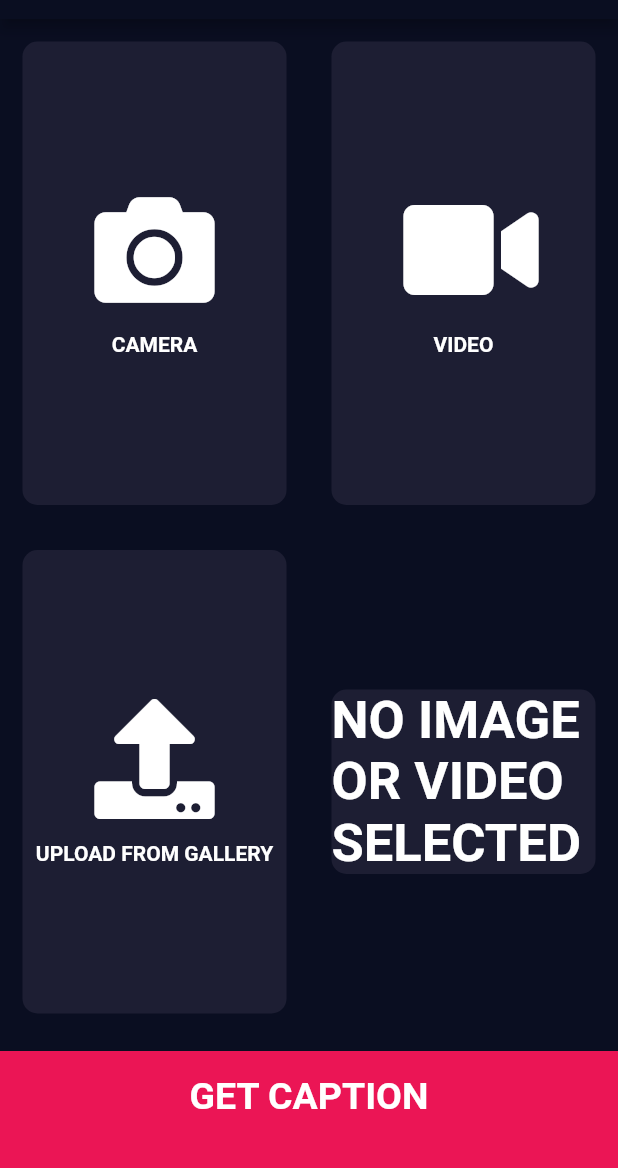
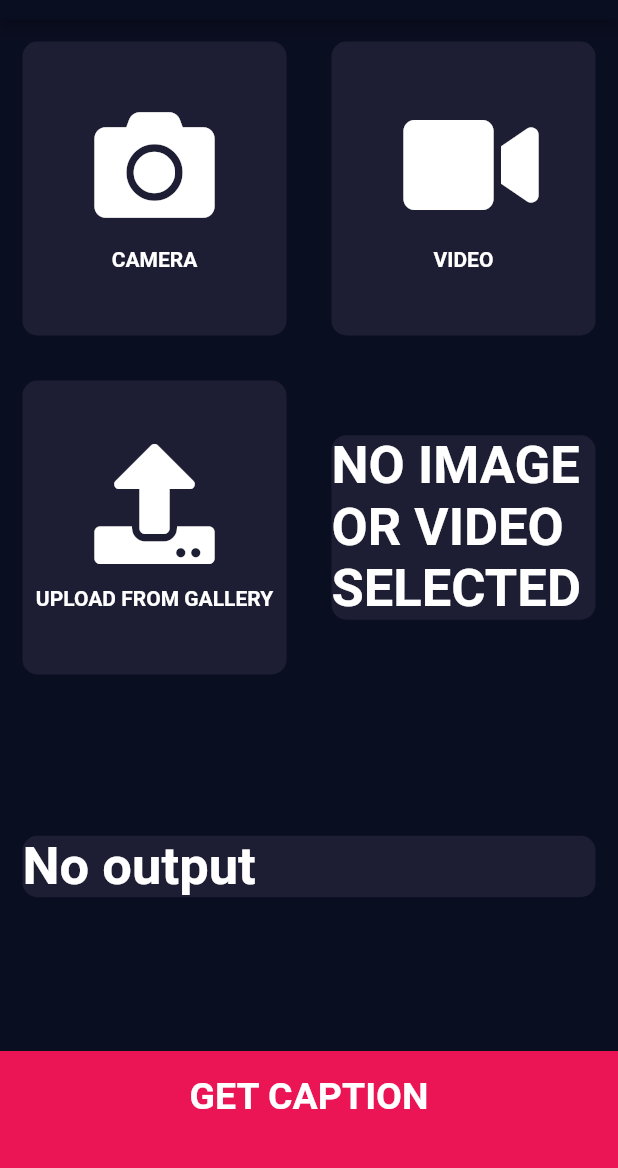
Before and after one commit to ItsMe-Adi/capstone-project, a Flutter app: the FunctionalityScreen screen opened by its route, on a phone screen of 412 x 824 dp, the part 65-1233 px from its top. Run offline on Flutter 3.47's test engine with Material 2 defaults, Android fonts, the phone set to English and light mode, and no system bars; our stand-ins replace animated_text_kit, chewie, cloud_firestore, firebase_auth, font_awesome_flutter, image_picker and 2 more; missing offline and left inert: tflite; accounts and stored records are empty; Roboto replaces fonts that are missing (OpenSans).

Commit message:
Displayed results on functionality_screen

```diff
--- a/lib/constants.dart
+++ b/lib/constants.dart
@@ -1,4 +1,6 @@
 import 'package:flutter/material.dart';
+
+String caption;
 
 final kRoundedButtonTextStyle = TextStyle(
   color: Color(0xFF1CEDCE),
--- a/lib/screens/functionality_screen.dart
+++ b/lib/screens/functionality_screen.dart
@@ -17,6 +17,7 @@ import 'package:path/path.dart';
 import 'package:async/async.dart';
 import 'dart:io';
 import 'dart:convert';
+import 'package:capstoneapp/constants.dart';
 
 class FunctionalityScreen extends StatefulWidget {
   static const String id = 'functionality_screen';
@@ -25,22 +26,6 @@ class FunctionalityScreen extends StatefulWidget {
 }
 
 class _FunctionalityScreenState extends State<FunctionalityScreen> {
-  //model
-
-  /*
-  void modelcall() async {
-    String res = await Tflite.loadModel(
-        model: "assets/models/pretrained_inceptionv3.tflite",
-        // labels: "assets/labels.txt",
-        numThreads: 1, // defaults to 1
-        isAsset:
-            true, // defaults to true, set to false to load resources outside assets
-        useGpuDelegate:
-            false // defaults to false, set to true to use GPU delegate
-        );
-    print('success');
-  }
-  */
   void getImagePredictions(File imageFile) async {
     print("Making connection");
     var stream = new http.ByteStream(DelegatingStream.typed(imageFile.openRead()));
@@ -52,7 +37,6 @@ class _FunctionalityScreenState extends State<FunctionalityScreen> {
     var request = new http.MultipartRequest("POST", uri);
     var multipartFile = new http.MultipartFile("file", stream, length, filename: basename(imageFile.path));
 
-    //contentType: new MediaType(‘image’, ‘png’));
     request.files.add(multipartFile);
     var response = await request.send();
     print(response.statusCode);
@@ -62,7 +46,12 @@ class _FunctionalityScreenState extends State<FunctionalityScreen> {
       print(respStr);
       Map valueMap = json.decode(respStr);
 
-      print(valueMap["caption"]);
+      caption = valueMap['caption'];
+      setState(() {
+        _video = _video;
+        _image = _image;
+        _output_caption = valueMap['caption'];
+      });
     }
   }
 
@@ -94,6 +83,8 @@ class _FunctionalityScreenState extends State<FunctionalityScreen> {
   final _auth = FirebaseAuth.instance;
   File _image;
   File _video;
+  String _output_caption;
+
   ChewieController chewieController;
   VideoPlayerController videoPlayerController1;
 
@@ -111,6 +102,7 @@ class _FunctionalityScreenState extends State<FunctionalityScreen> {
     setState(() {
       _video = video;
       _image = null;
+      _output_caption = null;
     });
   }
 
@@ -131,6 +123,7 @@ class _FunctionalityScreenState extends State<FunctionalityScreen> {
     setState(() {
       _image = image;
       _video = null;
+      _output_caption = null;
     });
   }
 
@@ -218,6 +211,39 @@ class _FunctionalityScreenState extends State<FunctionalityScreen> {
               ],
             ),
           ),
+          Expanded(
+            child: Row(
+              children: <Widget>[
+                _output_caption != null
+                    ? Expanded(
+                  child: ReusableCard(
+                    cardChild: Text(
+                      _output_caption,
+                      style: TextStyle(
+                        color: Colors.white,
+                        fontWeight: FontWeight.bold,
+                        fontFamily: 'OpenSans',
+                        fontSize: 35.0,
+                      ),
+                    )
+                  ),
+                )
+                    : Expanded(
+                  child: ReusableCard(
+                    cardChild: Text(
+                      'No output',
+                      style: TextStyle(
+                        color: Colors.white,
+                        fontWeight: FontWeight.bold,
+                        fontFamily: 'OpenSans',
+                        fontSize: 35.0,
+                      ),
+                    ),
+                  ),
+                )
+              ],
+            ),
+          ),
           BottomButton(
             buttonTitle: 'GET CAPTION',
             onTap: () {
--- a/lib/screens/results_page.dart
+++ b/lib/screens/results_page.dart
@@ -3,6 +3,7 @@ import 'dart:ui';
 import 'package:capstoneapp/components/bottom_button.dart';
 import 'package:capstoneapp/components/reusable_card.dart';
 import 'package:flutter/material.dart';
+import 'package:capstoneapp/constants.dart';
 
 class ResultPage extends StatelessWidget {
   static const String id = 'result_page';
@@ -38,7 +39,7 @@ class ResultPage extends StatelessWidget {
                 crossAxisAlignment: CrossAxisAlignment.center,
                 children: <Widget>[
                   Text(
-                    'YOUR ANSWER WILL COME HERE',
+                    caption,
                     style: TextStyle(fontSize: 22.0, color: Colors.white),
                   ),
                 ],
@@ -48,6 +49,7 @@ class ResultPage extends StatelessWidget {
           BottomButton(
             buttonTitle: 'GENERATE NEW CAPTION',
             onTap: () {
+              caption = null;
               Navigator.pop(context);
             },
           ),
```
